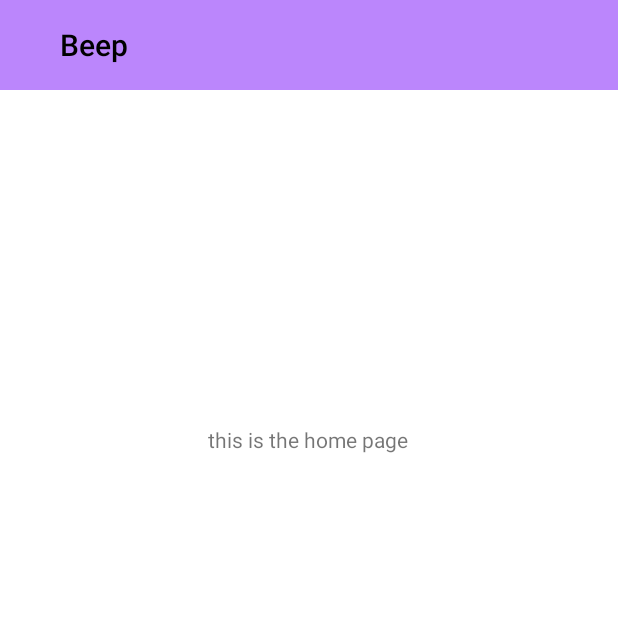
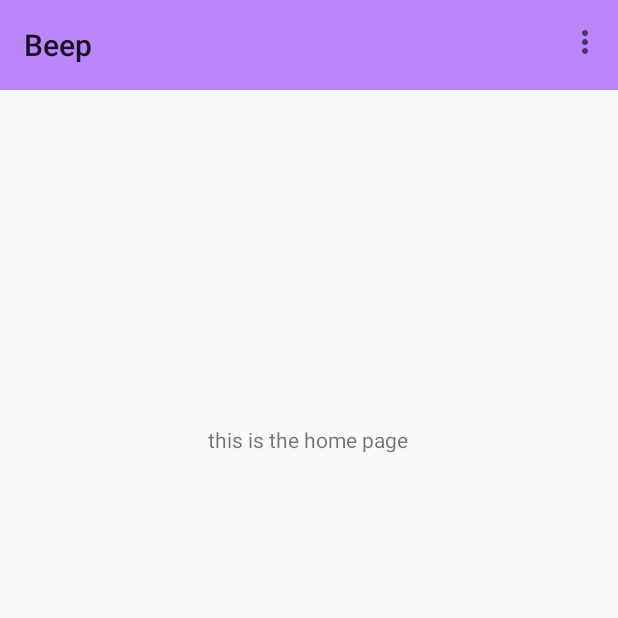
Before and after one commit to dev-OwaisKhan/Beep, an Android app: the Home screen opened directly, with no data from a screen before it, on a phone screen of 412 x 824 dp, the top half of it. Run offline under Robolectric (Android 15) with nearby library versions, the phone set to English and light mode, and no system bars.

Commit message:
bugs solved

```diff
--- a/app/src/main/java/com/example/beep/Home.java
+++ b/app/src/main/java/com/example/beep/Home.java
@@ -18,13 +18,13 @@ public class Home extends AppCompatActivity {
         super.onCreate(savedInstanceState);
         setContentView(R.layout.activity_home);
 
-       /* toolbar = findViewById(R.id.toolbar);
+       toolbar = findViewById(R.id.toolbar);
         setSupportActionBar(toolbar);
-*/
+
         //getSupportActionBar().setDisplayShowTitleEnabled(false);
     }
 
-   /* @Override
+    @Override
     public boolean onCreateOptionsMenu(Menu menu) {
         getMenuInflater().inflate(R.menu.menu,menu);
         return true;
@@ -43,5 +43,5 @@ public class Home extends AppCompatActivity {
             Toast.makeText(this, "about button", Toast.LENGTH_SHORT).show();
         }
         return true;
-    }*/
+    }
 }
--- a/app/src/main/res/layout/activity_home.xml
+++ b/app/src/main/res/layout/activity_home.xml
@@ -6,7 +6,7 @@
     android:layout_height="match_parent"
     tools:context=".Home">
 
-    <Toolbar
+    <androidx.appcompat.widget.Toolbar
         android:id="@+id/toolbar"
         android:layout_width="match_parent"
         android:layout_height="60dp"
--- a/app/src/main/res/values-night/themes.xml
+++ b/app/src/main/res/values-night/themes.xml
@@ -1,6 +1,6 @@
 <resources xmlns:tools="http://schemas.android.com/tools">
     <!-- Base application theme. -->
-    <style name="Theme.Beep" parent="Theme.MaterialComponents.DayNight.NoActionBar">
+    <style name="Theme.Beep" parent="Theme.AppCompat.DayNight.NoActionBar">
         <!-- Primary brand color. -->
         <item name="colorPrimary">@color/purple_200</item>
         <item name="colorPrimaryVariant">@color/purple_700</item>
--- a/app/src/main/res/values/themes.xml
+++ b/app/src/main/res/values/themes.xml
@@ -1,6 +1,6 @@
 <resources xmlns:tools="http://schemas.android.com/tools">
     <!-- Base application theme. -->
-    <style name="Theme.Beep" parent="Theme.MaterialComponents.DayNight.NoActionBar">
+    <style name="Theme.Beep" parent="Theme.AppCompat.DayNight.NoActionBar">
         <!-- Primary brand color. -->
         <item name="colorPrimary">@color/purple_500</item>
         <item name="colorPrimaryVariant">@color/purple_700</item>
```
